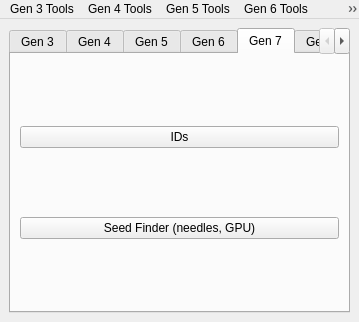
Qt form Form/MainWindow.ui (Xenon-Hacks/PokeFinder-GPU) before a commit.
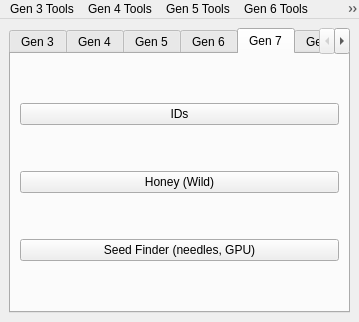
The same form after that commit. The open tabs and pages were chosen to show the change. Icons and pictures are not drawn.

Commit message: Gen 7: field timeline, Honey, spot presets, encounter tables, timer

Diff of the .ui file:
```diff
--- a/Form/MainWindow.ui
+++ b/Form/MainWindow.ui
@@ -234,6 +234,13 @@
          </widget>
         </item>
         <item row="1" column="0">
+         <widget class="QPushButton" name="pushButtonHoney7">
+          <property name="text">
+           <string>Honey (Wild)</string>
+          </property>
+         </widget>
+        </item>
+        <item row="2" column="0">
          <widget class="QPushButton" name="pushButtonSeedFinder7">
           <property name="text">
            <string>Seed Finder (needles, GPU)</string>
```
The commit also changes 31 other files.
